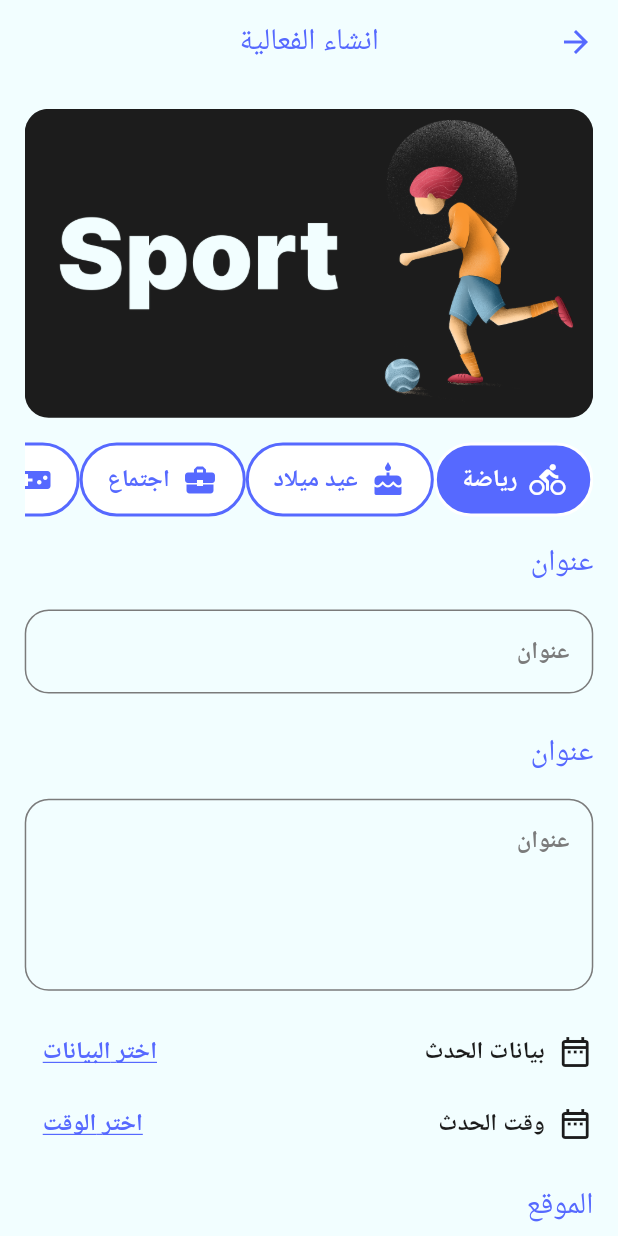
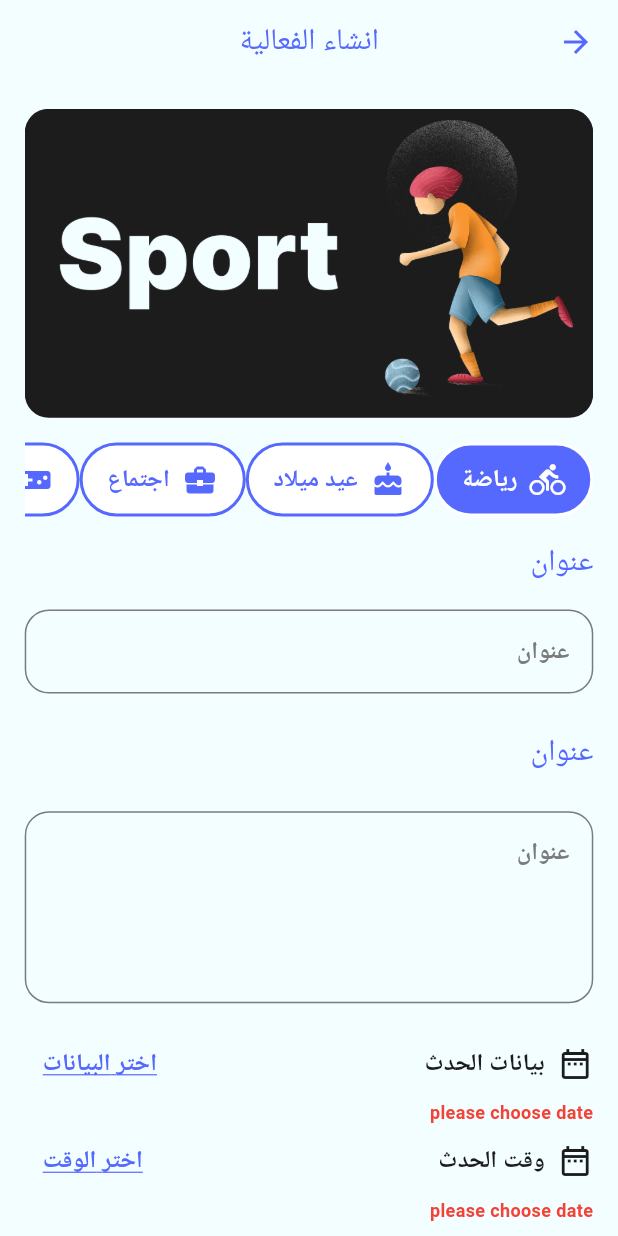
Before and after one commit to MohammedEhab0/Event_Planning_App, a Flutter app: the CreateEvent screen opened by its route, on a phone screen of 412 x 824 dp. Run offline on Flutter 3.47's test engine with Material 3 defaults, Android fonts, the light colour scheme and no system bars; our stand-ins replace animated_toggle_switch, dropdown_button2, easy_localization, icons_plus, introduction_screen, lite_rolling_switch.

Commit message:
add logic to CreateEvent.dart update CustomTextField.dart

```diff
--- a/assets/translations/ar.json
+++ b/assets/translations/ar.json
@@ -51,5 +51,7 @@
   "create account": "إنشاء حساب",
   "already have account": "لديك حساب بالفعل",
   "register": "تسجيل",
-  "reset password": "إعادة تعيين كلمة المرور"
+  "reset password": "إعادة تعيين كلمة المرور",
+  "or": "او",
+  "forgetPassword": "لا تذكر كلمة المرور"
 }
--- a/assets/translations/en.json
+++ b/assets/translations/en.json
@@ -49,9 +49,9 @@
   "name": "Name",
   "re password": "Re Password",
   "forget password": "Forget password",
-  "do not have account": "Do not have account",
+  "do not have account": "Do not have account ?",
   "create account": "Create account",
   "already have account": "Already have account",
   "register": "Register",
-  "reset password": "Reset Password"
+  "reset password": "Reset Password","or": "Or","forgetPassword": "Forget Password"
 }
--- a/lib/UI/HomeScreen/CreateEvent/CreateEvent.dart
+++ b/lib/UI/HomeScreen/CreateEvent/CreateEvent.dart
@@ -18,6 +18,7 @@ class CreateEvent extends StatefulWidget {
 }
 
 class _CreateEventState extends State<CreateEvent> {
+  int selectedIndex = 0;
   final List<TabBarData> EventList = [
     TabBarData(text: "Sport".tr(), iconTab: Icons.directions_bike_sharp),
     TabBarData(text: "Birthday".tr(), iconTab: Icons.cake),
@@ -42,14 +43,20 @@ class _CreateEventState extends State<CreateEvent> {
     AppAssets.eating,
   ];
 
-  int selectedIndex = 0;
+  DateTime? selectedDate;
+  String? selectedTime;
 
-  String selectedImage = '';
-
+  String? formatTime;
+  TextEditingController titleController = TextEditingController();
+  TextEditingController descriptionController = TextEditingController();
   @override
   Widget build(BuildContext context) {
     final width = MediaQuery.of(context).size.width;
     final height = MediaQuery.of(context).size.height;
+    String selectedImage = imageEventList[selectedIndex];
+    String selectedEventName = EventList[selectedIndex].text;
+
+    var formKey = GlobalKey<FormState>();
     return Scaffold(
       appBar: AppBar(
         elevation: 0,
@@ -104,12 +111,24 @@ class _CreateEventState extends State<CreateEvent> {
                     itemCount: EventList.length),
               ),
               SizedBox(height: height * .02),
+              Form(
+                  key: formKey,
+                  child: Column(
+                    crossAxisAlignment: CrossAxisAlignment.stretch,
+                    children: [
                       Text(
                         'title'.tr(),
                         style: AppStyle.light20PrimaryLight,
                       ),
                       SizedBox(height: height * .02),
-              CustomTextField(
+                      CustomTextField(textInputType: TextInputType.text,
+                        validator: (text) {
+                          if (text == null || text.isEmpty) {
+                            return "please enter title";
+                          }
+                          return null;
+                        },
+                        controller: titleController,
                         hintText: "title".tr(),
                       ),
                       SizedBox(height: height * .03),
@@ -117,11 +136,20 @@ class _CreateEventState extends State<CreateEvent> {
                         "description".tr(),
                         style: AppStyle.light20PrimaryLight,
                       ),
-              SizedBox(height: height * .02),
-              CustomTextField(
+                      SizedBox(height: height * .03),
+                      CustomTextField(textInputType: TextInputType.text,
+                        validator:(text){
+                          if(text ==null || text.isEmpty){
+                            return "please Enter Description";
+                          }
+                          return null ;
+                        },
+                        controller: descriptionController,
                         maxLine: 4,
                         hintText: "description".tr(),
-              ),
+                      ) ],
+                  )),
+
               SizedBox(height: height * .02),
               Row(
                 children: [
@@ -136,15 +164,19 @@ class _CreateEventState extends State<CreateEvent> {
                   ),
                   Spacer(),
                   TextButton(
-                      onPressed: () {},
+                      onPressed: () {
+                        chooseDate();
+                      },
                       child: Text(
-                        "choose Data".tr(),
+                        selectedDate == null
+                            ? "choose Data".tr()
+                            : "${selectedDate!.day}/${selectedDate!.month}/${selectedDate!.year}",
                         style: AppStyle.bold16PrimaryLight.copyWith(
                             decoration: TextDecoration.underline,
                             decorationColor: AppColors.primarylight),
                       ))
                 ],
-              ),
+              ),  selectedDate == null? Text ("please choose date",style: AppStyle.bold12gray.copyWith(color: Colors.red),):Text (""),
               Row(
                 children: [
                   Icon(
@@ -158,16 +190,18 @@ class _CreateEventState extends State<CreateEvent> {
                   ),
                   Spacer(),
                   TextButton(
-                      onPressed: () {},
+                      onPressed: () {
+                        chooseTime();
+                      },
                       child: Text(
-                        "choose Time".tr(),
+                        formatTime == null ? "choose Time".tr() : formatTime!,
                         style: AppStyle.bold16PrimaryLight.copyWith(
                             decoration: TextDecoration.underline,
                             decorationColor: AppColors.primarylight),
                       ))
                 ],
-              ),
-              SizedBox(height: height * .02),
+              ), formatTime == null ? Text ("please choose date",style: AppStyle.bold12gray.copyWith(color: Colors.red),):Text ("")
+              ,SizedBox(height: height * .02),
               Text(
                 'location'.tr(),
                 style: AppStyle.light20PrimaryLight,
@@ -205,7 +239,10 @@ class _CreateEventState extends State<CreateEvent> {
               ),
               SizedBox(height: height * .03),
               CustomElevatedButton(
-                onPressed: () {},
+                onPressed: () {
+                  if (formKey.currentState?.validate() == true) {}
+
+                },
                 textButton: "add Event".tr(),
               )
             ],
@@ -214,4 +251,23 @@ class _CreateEventState extends State<CreateEvent> {
       ),
     );
   }
+
+  chooseDate() async {
+    var chooseDate = await showDatePicker(
+        context: context,
+        initialDate: DateTime.now(),
+        firstDate: DateTime.now(),
+        lastDate: DateTime.now().add(Duration(days: 365)));
+    selectedDate = chooseDate;
+    setState(() {});
   }
+
+  chooseTime() async {
+    var chooseTime =
+        await showTimePicker(context: context, initialTime: TimeOfDay.now());
+    selectedTime = chooseTime!.format(context);
+    formatTime = selectedTime;
+    setState(() {});
+  }
+
+}
--- a/lib/UI/Onboarding/ToggleLanguage.dart
+++ b/lib/UI/Onboarding/ToggleLanguage.dart
@@ -13,7 +13,7 @@ class ToggleLanguage extends StatelessWidget {
   Widget build(BuildContext context) {
     var settingProviders = Provider.of<SettingProviders>(context);
     return LiteRollingSwitch(
-      width: 100,
+      width: 110,
       textSize: 16,
       textOnColor: AppColors.white,
       textOffColor: AppColors.white,
--- a/lib/UI/Onboarding/ToggleTheme.dart
+++ b/lib/UI/Onboarding/ToggleTheme.dart
@@ -11,7 +11,7 @@ class ToggleTheme extends StatelessWidget {
   Widget build(BuildContext context) {
     var settingProviders = Provider.of<SettingProviders>(context);
     return LiteRollingSwitch(
-      width: 100,
+      width: 110,
       textSize: 16,
       textOnColor: AppColors.white,
       textOffColor: AppColors.white,
--- a/lib/UI/Widgets/CustomTextField.dart
+++ b/lib/UI/Widgets/CustomTextField.dart
@@ -14,8 +14,11 @@ class CustomTextField extends StatelessWidget {
   Widget? prefixIcon;
   Color? suffixIconColor;
   Widget? suffixIcon;
-
+  TextInputType? textInputType;
+   TextEditingController? controller;
+  String? Function(String?)? validator;
   CustomTextField({
+    this.textInputType,
     this.maxLine,
     this.colorBorder,
     this.hintText,
@@ -26,12 +29,14 @@ class CustomTextField extends StatelessWidget {
     this.suffixIcon,
     this.suffixIconColor,
     this.labelText,
-    this.labelStyle,
+    this.labelStyle,this.controller,this.validator
   });
 
   @override
   Widget build(BuildContext context) {
-    return TextFormField(maxLines: maxLine,
+    return TextFormField(validator:validator , controller: controller, style: AppStyle.bold16gray,
+        keyboardType: textInputType ?? TextInputType.text,
+        maxLines: maxLine,
         cursorColor: cursorColor ?? AppColors.gray,
         decoration: InputDecoration(
             suffixIconColor: suffixIconColor,
--- a/lib/Utils/AppAssets.dart
+++ b/lib/Utils/AppAssets.dart
@@ -28,4 +28,5 @@ class AppAssets {
   static String user1 = 'assets/images/User1.png';
   static String workshop = 'assets/images/workshop.png';
   static String routeProfile = 'assets/images/RouteProfile.png';
+  static String forgetPassword = 'assets/images/ForgetPassword.png';
 }
```
Also changed, not shown: lib/UI/HomeScreen/ProfileTab/ProfileTab.dart (+8 -4 lines), lib/UI/Login/ForgetPassword.dart (added, +50 -0 lines), lib/UI/Login/Login.dart (added, +147 -0 lines), lib/UI/Onboarding/IntroScreen.dart (+19 -8 lines), lib/UI/Register/Register.dart (added, +114 -0 lines), lib/main.dart (+6 -1 lines), assets/images/2.0x/ForgetPassword@2x.png (added), assets/images/3.0x/ForgetPassword@3x.png (added), assets/images/ForgetPassword.png (added). Lines whose indentation alone changed are shown as unchanged.
